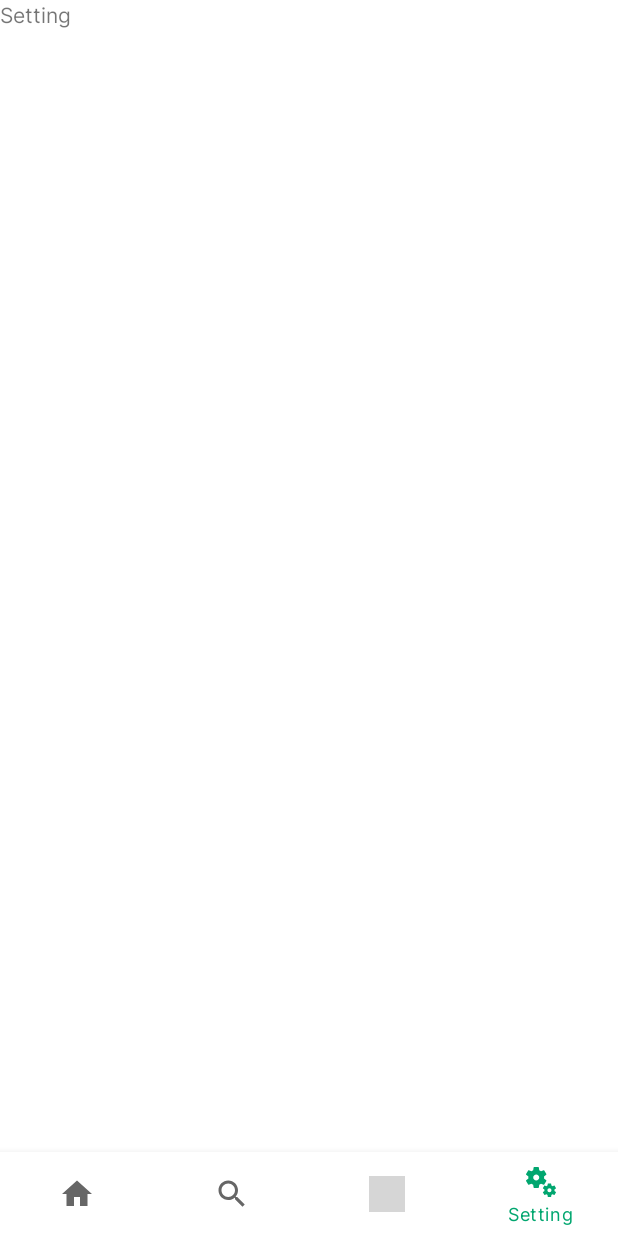
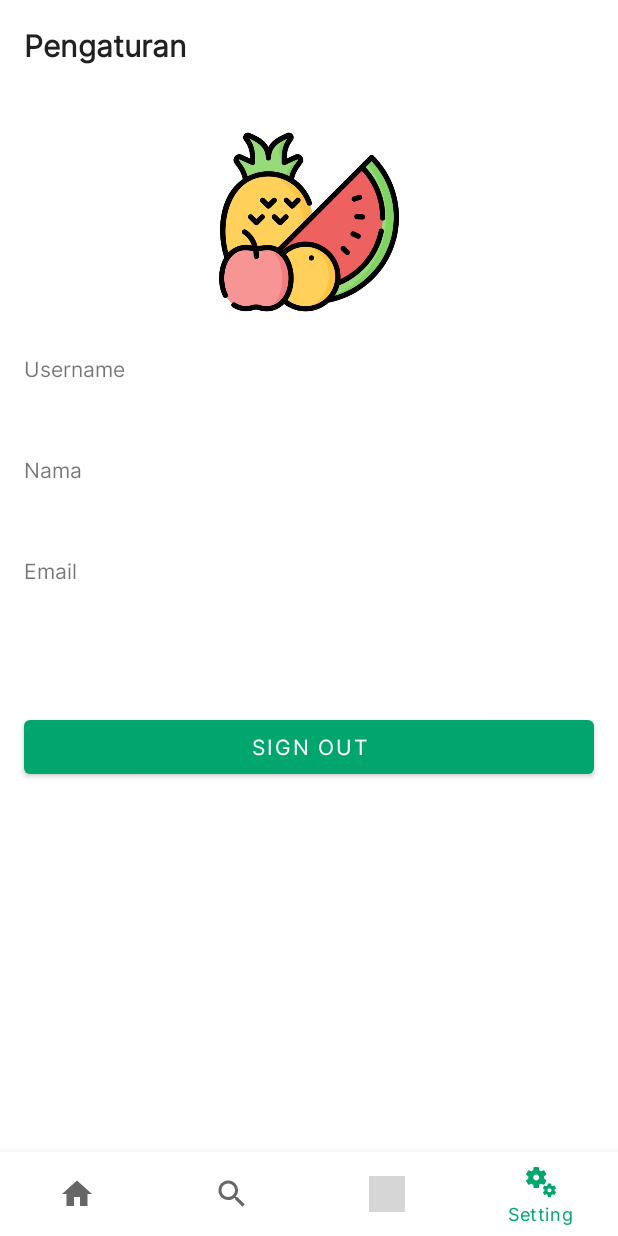
Before and after one commit to crackspace770/BerBuah1.5, an Android app: the SettingFragment screen opened through its navigation route, on a phone screen of 412 x 824 dp. Run offline under Robolectric (Android 15) with nearby library versions, the phone set to English and light mode, and no system bars; our stand-ins replace navigation-ui; pictures from the network do not load; grey boxes are pictures that could not be loaded.

Commit message:
add setting fragment

```diff
--- a/app/src/main/java/com/bangkit/berbuah/response/DetailResponse.kt
+++ b/app/src/main/java/com/bangkit/berbuah/response/DetailResponse.kt
@@ -19,8 +19,8 @@ data class DetailResponse(
     @field:SerializedName("manfaat")
     val manfaat: List<String>,
 
-    @field:SerializedName("nutrisi")
-    val nutrisi: List<Nutrisi>
+//    @field:SerializedName("nutrisi")
+//    val nutrisi: List<Nutrisi>
 )
 
 data class Nutrisi(
--- a/app/src/main/java/com/bangkit/berbuah/ui/activities/LoginActivity.kt
+++ b/app/src/main/java/com/bangkit/berbuah/ui/activities/LoginActivity.kt
@@ -65,9 +65,9 @@ class LoginActivity: AppCompatActivity(), View.OnClickListener {
             AuthViewModelFactory(UserPreferences.getInstance(dataStore))
         )[LoginViewModel::class.java]
 
-        loginViewModel.getUser().observe(this, { user ->
+        loginViewModel.getUser().observe(this) { user ->
             this.user = user
-        })
+        }
     }
 
     private fun setupAction() {
@@ -83,7 +83,7 @@ class LoginActivity: AppCompatActivity(), View.OnClickListener {
                 }
                 else -> {
                                     val mainIntent = Intent(this@LoginActivity, MainActivity::class.java)
-                                    showLoading(false)
+                                    showLoading(true)
                                     startActivity(mainIntent)
                                     finish()
                                 }
--- a/app/src/main/java/com/bangkit/berbuah/ui/fragments/SettingFragment.kt
+++ b/app/src/main/java/com/bangkit/berbuah/ui/fragments/SettingFragment.kt
@@ -1,60 +1,88 @@
 package com.bangkit.berbuah.ui.fragments
 
+import android.content.Intent
 import android.os.Bundle
 import androidx.fragment.app.Fragment
 import android.view.LayoutInflater
 import android.view.View
 import android.view.ViewGroup
+import androidx.appcompat.app.AppCompatActivity
+import androidx.appcompat.widget.SearchView
+import androidx.lifecycle.ViewModelProvider
+import androidx.navigation.findNavController
+import androidx.recyclerview.widget.LinearLayoutManager
 import com.bangkit.berbuah.R
+import com.bangkit.berbuah.adapter.SearchAdapter
+import com.bangkit.berbuah.databinding.FragmentSearchBinding
+import com.bangkit.berbuah.databinding.FragmentSettingBinding
+import com.bangkit.berbuah.interfaces.ItemClickCallback
+import com.bangkit.berbuah.model.FruitItem
+import com.bangkit.berbuah.ui.activities.DetailActivity
+import com.bangkit.berbuah.ui.activities.LoginActivity
+import com.bangkit.berbuah.viewmodel.SearchViewModel
+import com.bangkit.berbuah.viewmodel.ViewModelFactory
 
-// TODO: Rename parameter arguments, choose names that match
-// the fragment initialization parameters, e.g. ARG_ITEM_NUMBER
-private const val ARG_PARAM1 = "param1"
-private const val ARG_PARAM2 = "param2"
+class SettingFragment : Fragment() {
 
-/**
- * A simple [Fragment] subclass.
- * Use the [SettingFragment.newInstance] factory method to
- * create an instance of this fragment.
- */
-class SettingFragment : Fragment() {
-    // TODO: Rename and change types of parameters
-    private var param1: String? = null
-    private var param2: String? = null
+    private var binding: FragmentSettingBinding? = null
+//    private lateinit var searchAdapter: SearchAdapter
+//    private lateinit var viewModel: SettingViewModel
 
-    override fun onCreate(savedInstanceState: Bundle?) {
-        super.onCreate(savedInstanceState)
-        arguments?.let {
-            param1 = it.getString(ARG_PARAM1)
-            param2 = it.getString(ARG_PARAM2)
+    override fun onCreateView(
+        inflater: LayoutInflater,
+        container: ViewGroup?,
+        savedInstanceState: Bundle?
+    ): View? {
+//        val mainViewModel = ViewModelProvider(this).get(SearchViewModel::class.java)
+//        preferences = getSharedPreferences(LoginActivity.SHARED_PREFERENCES, Context.MODE_PRIVATE)
+
+        binding = FragmentSettingBinding.inflate(inflater, container, false)
+        return binding?.root
+    }
+
+    override fun onViewCreated(view: View, savedInstanceState: Bundle?) {
+        super.onViewCreated(view, savedInstanceState)
+
+//        searchFruitData()
+//
+//        viewModel = obtainViewModel(context as AppCompatActivity)
+//
+//        viewModel.isLoading.observe(viewLifecycleOwner) {
+//            showLoading(it)
+//        }
+//
+//        getDataFruit()
+
+        onAction()
+    }
+
+    private fun onAction() {
+        binding?.btnSignout?.setOnClickListener {
+            val intent = Intent(context, LoginActivity::class.java)
+            intent.flags = Intent.FLAG_ACTIVITY_CLEAR_TASK or Intent.FLAG_ACTIVITY_NEW_TASK
+            showLoading(true)
+            startActivity(intent)
+            onDestroy()
+
         }
     }
 
-    override fun onCreateView(
-        inflater: LayoutInflater, container: ViewGroup?,
-        savedInstanceState: Bundle?
-    ): View? {
-        // Inflate the layout for this fragment
-        return inflater.inflate(R.layout.fragment_setting, container, false)
+    private fun obtainViewModel(activity: AppCompatActivity): SearchViewModel {
+        val factory = ViewModelFactory.getInstance(activity.application)
+        return ViewModelProvider(activity, factory)[SearchViewModel::class.java]
+
     }
 
-    companion object {
-        /**
-         * Use this factory method to create a new instance of
-         * this fragment using the provided parameters.
-         *
-         * @param param1 Parameter 1.
-         * @param param2 Parameter 2.
-         * @return A new instance of fragment SettingFragment.
-         */
-        // TODO: Rename and change types and number of parameters
-        @JvmStatic
-        fun newInstance(param1: String, param2: String) =
-            SettingFragment().apply {
-                arguments = Bundle().apply {
-                    putString(ARG_PARAM1, param1)
-                    putString(ARG_PARAM2, param2)
-                }
-            }
+
+    private fun showLoading(isLoading: Boolean) {
+        binding?.apply {
+            progressBar.visibility = if (isLoading) View.VISIBLE else View.GONE
+        }
     }
+
+    override fun onDestroyView() {
+        super.onDestroyView()
+        binding = null
+    }
+
 }
--- a/app/src/main/res/layout/fragment_setting.xml
+++ b/app/src/main/res/layout/fragment_setting.xml
@@ -1,14 +1,116 @@
 <?xml version="1.0" encoding="utf-8"?>
-<FrameLayout xmlns:android="http://schemas.android.com/apk/res/android"
+<androidx.constraintlayout.widget.ConstraintLayout xmlns:android="http://schemas.android.com/apk/res/android"
+    xmlns:app="http://schemas.android.com/apk/res-auto"
     xmlns:tools="http://schemas.android.com/tools"
     android:layout_width="match_parent"
     android:layout_height="match_parent"
-    tools:context=".SettingFragment">
+    tools:context=".ui.fragments.SettingFragment">
 
-    <!-- TODO: Update blank fragment layout -->
+    <View
+        android:id="@+id/view"
+        android:layout_width="match_parent"
+        android:layout_height="?attr/actionBarSize"
+        app:layout_constraintEnd_toEndOf="parent"
+        app:layout_constraintStart_toStartOf="parent"
+        app:layout_constraintTop_toTopOf="parent" />
+
     <TextView
+        android:layout_width="wrap_content"
+        android:layout_height="wrap_content"
+        android:layout_marginStart="16dp"
+        android:layout_marginTop="16dp"
+        android:text="@string/user_setting"
+        android:textColor="?android:textColorPrimary"
+        android:textSize="20sp"
+        android:textStyle="bold"
+        app:layout_constraintStart_toStartOf="parent"
+        app:layout_constraintTop_toTopOf="parent" />
+
+    <androidx.appcompat.widget.AppCompatImageView
+        android:id="@+id/iv_setting"
+        android:layout_width="wrap_content"
+        android:layout_marginTop="32dp"
+        android:layout_height="120dp"
+        app:layout_constraintTop_toBottomOf="@id/view"
+        app:layout_constraintStart_toStartOf="parent"
+        app:layout_constraintEnd_toEndOf="parent"
+        android:src="@drawable/fruit"/>
+
+    <LinearLayout
+        android:id="@+id/tv_setting"
         android:layout_width="match_parent"
-        android:layout_height="match_parent"
-        android:text="@string/title_setting" />
+        android:layout_height="wrap_content"
+        android:orientation="vertical"
+        android:padding="16dp"
+        android:layout_marginTop="12dp"
+        app:layout_constraintTop_toBottomOf="@id/iv_setting">
 
-</FrameLayout>
+        <TextView
+            android:layout_width="wrap_content"
+            android:layout_height="wrap_content"
+            android:layout_marginBottom="8dp"
+            android:text="@string/username" />
+
+        <TextView
+            android:layout_width="match_parent"
+            android:layout_height="wrap_content"
+            android:layout_marginBottom="16dp"
+            android:textSize="16sp"
+            android:textStyle="bold"
+            tools:text="@string/dummy_username" />
+
+        <TextView
+            android:layout_width="wrap_content"
+            android:layout_height="wrap_content"
+            android:layout_marginBottom="8dp"
+            android:text="@string/name" />
+
+        <TextView
+            android:layout_width="match_parent"
+            android:layout_height="wrap_content"
+            android:layout_marginBottom="16dp"
+            android:textSize="16sp"
+            android:textStyle="bold"
+            tools:text="@string/dummy_name" />
+
+        <TextView
+            android:layout_width="wrap_content"
+            android:layout_height="wrap_content"
+            android:layout_marginBottom="8dp"
+            android:text="@string/email" />
+
+        <TextView
+            android:layout_width="match_parent"
+            android:layout_height="wrap_content"
+            android:layout_marginBottom="16dp"
+            android:textSize="16sp"
+            android:textStyle="bold"
+            tools:text="@string/dummy_email" />
+
+    </LinearLayout>
+
+    <Button
+        android:id="@+id/btn_signout"
+        android:layout_width="match_parent"
+        android:layout_height="wrap_content"
+        android:layout_marginTop="20dp"
+        app:layout_constraintStart_toStartOf="parent"
+        app:layout_constraintEnd_toEndOf="parent"
+        app:layout_constraintTop_toBottomOf="@id/tv_setting"
+        android:layout_marginHorizontal="16dp"
+        android:text="@string/signout"/>
+
+    <ProgressBar
+        android:id="@+id/progress_bar"
+        style="?android:attr/progressBarStyle"
+        android:layout_width="wrap_content"
+        android:layout_height="wrap_content"
+        android:visibility="gone"
+        app:layout_constraintBottom_toBottomOf="parent"
+        app:layout_constraintEnd_toEndOf="parent"
+        app:layout_constraintStart_toStartOf="parent"
+        app:layout_constraintTop_toBottomOf="@id/view"
+        app:layout_constraintVertical_bias="0.4"
+        tools:visibility="visible" />
+
+</androidx.constraintlayout.widget.ConstraintLayout>
--- a/app/src/main/res/values/strings.xml
+++ b/app/src/main/res/values/strings.xml
@@ -61,5 +61,10 @@
     <string name="serat">Serat</string>
     <string name="id">AUYiQLMZmVCN8rNmlc5U</string>
     <string name="favorite_fruit">Buah Favorit</string>
+    <string name="user_setting">Pengaturan</string>
+    <string name="signout">Sign Out</string>
+    <string name="dummy_name">Alexander Great</string>
+    <string name="dummy_email">alex.great@bangkit.academy</string>
+    <string name="dummy_username">alexgreat</string>
 
 </resources>
```
